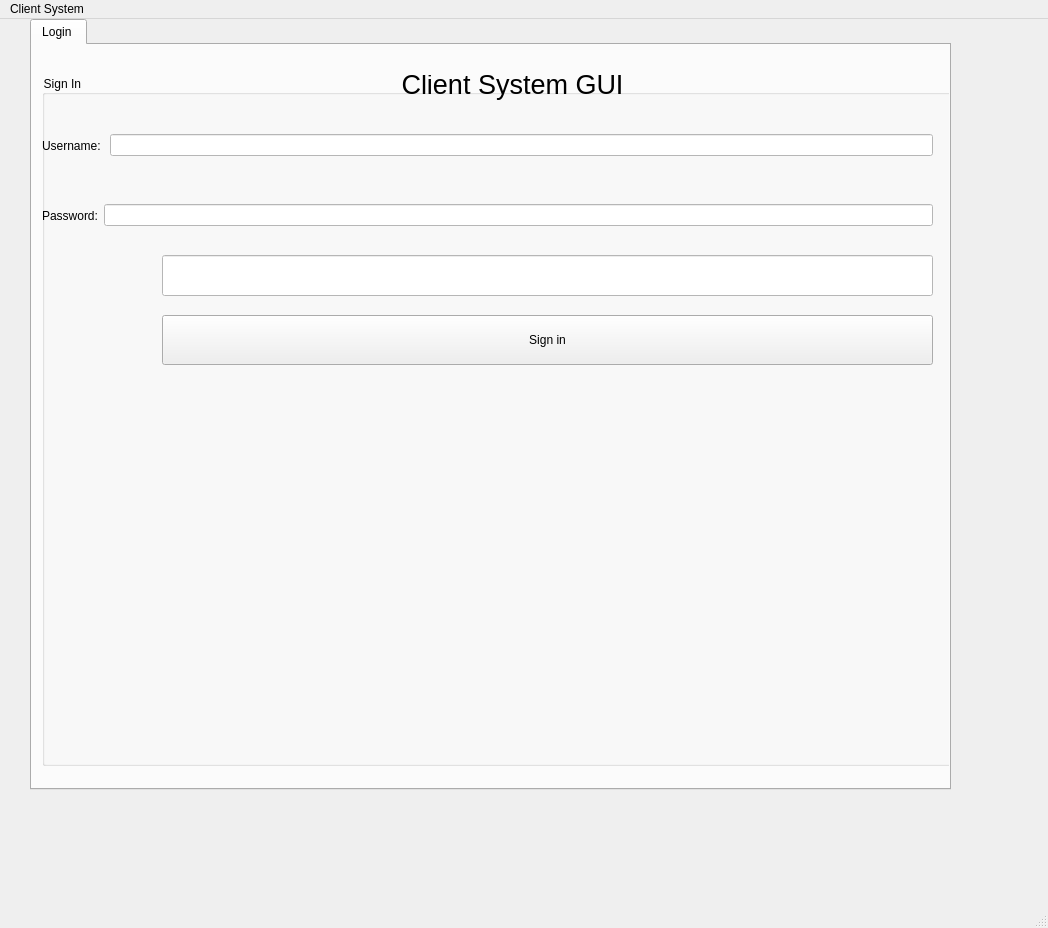
AhmedMohammed120/ITIDA_Batch_3_Final_Project, file Client_Handler/mainwindow.ui: the form before one commit.
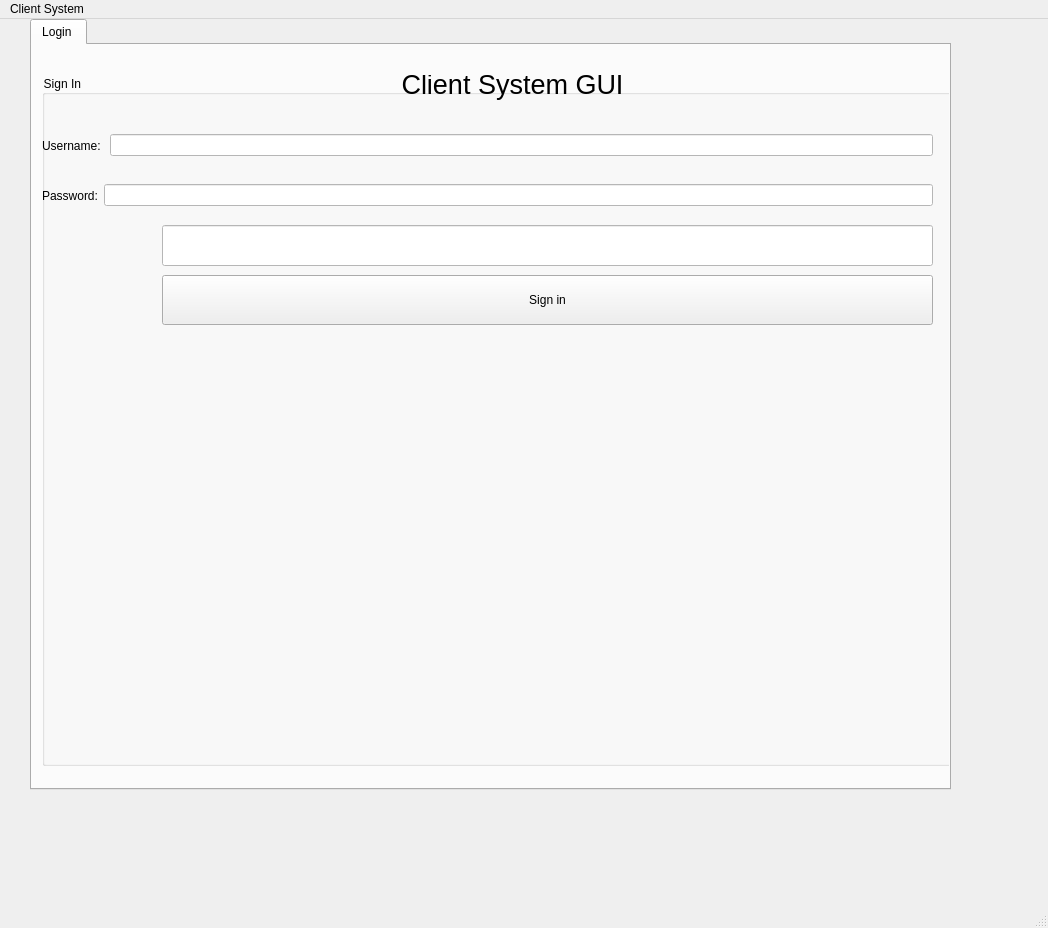
The form after the commit.

What changed in the file:
```diff
--- a/Client_Handler/mainwindow.ui
+++ b/Client_Handler/mainwindow.ui
@@ -50,7 +50,7 @@
        <property name="geometry">
         <rect>
          <x>120</x>
-         <y>180</y>
+         <y>150</y>
          <width>771</width>
          <height>41</height>
         </rect>
@@ -77,11 +77,11 @@
         <string>&lt;html&gt;&lt;head/&gt;&lt;body&gt;&lt;p align=&quot;center&quot;&gt;&lt;span style=&quot; font-size:20pt;&quot;&gt;Client System GUI&lt;/span&gt;&lt;/p&gt;&lt;/body&gt;&lt;/html&gt;</string>
        </property>
       </widget>
-      <widget class="QWidget" name="">
+      <widget class="QWidget" name="layoutWidget">
        <property name="geometry">
         <rect>
          <x>0</x>
-         <y>120</y>
+         <y>100</y>
          <width>891</width>
          <height>41</height>
         </rect>
@@ -107,7 +107,7 @@
        <property name="geometry">
         <rect>
          <x>120</x>
-         <y>240</y>
+         <y>200</y>
          <width>771</width>
          <height>50</height>
         </rect>
@@ -119,7 +119,7 @@
         <string>Sign in</string>
        </property>
       </widget>
-      <widget class="QWidget" name="">
+      <widget class="QWidget" name="layoutWidget">
        <property name="geometry">
         <rect>
          <x>0</x>
```
